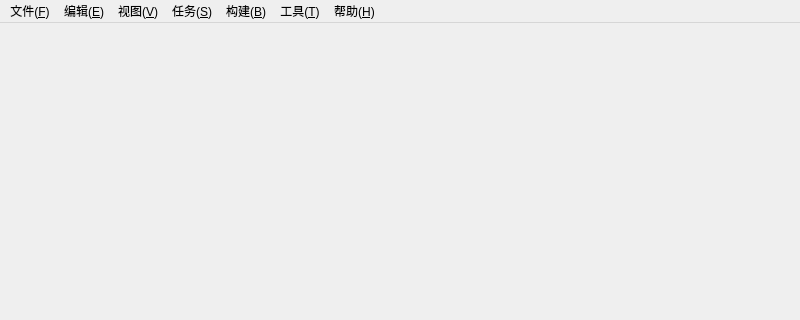
Qt form 1.1.0/mainWin.ui (Simgor001/SailPYE) before a commit; both pictures show x 0 to 800 and y 0 to 320 of the 800 by 600 pixel window.
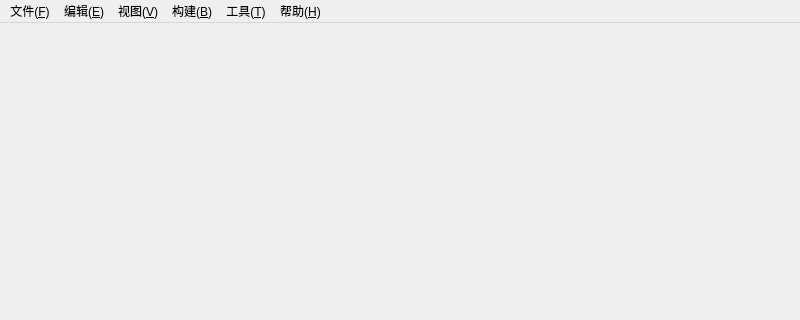
The same form after that commit.

The edit to the form file:
```diff
--- a/1.1.0/mainWin.ui
+++ b/1.1.0/mainWin.ui
@@ -85,17 +85,9 @@
     <addaction name="A_wrap"/>
     <addaction name="A_info_bar"/>
    </widget>
-   <widget class="QMenu" name="M_task">
-    <property name="title">
-     <string>任务(&amp;S)</string>
-    </property>
-    <addaction name="A_task"/>
-    <addaction name="A_work"/>
-   </widget>
    <addaction name="M_file"/>
    <addaction name="M_edit"/>
    <addaction name="M_view"/>
-   <addaction name="M_task"/>
    <addaction name="M_build"/>
    <addaction name="M_tools"/>
    <addaction name="M_help"/>
```
